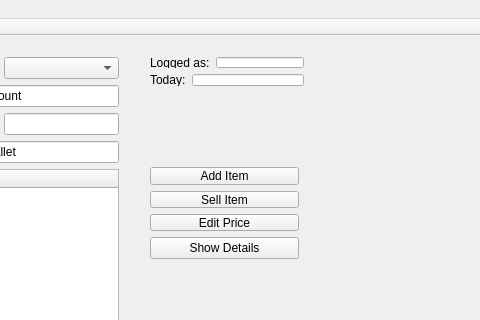
torrancee/gpwapp, file gpw_project/gpw_app/mainwindow.ui: the form before one commit; both pictures show x 141 to 621 and y 0 to 320 of the 1100 by 660 pixel window.
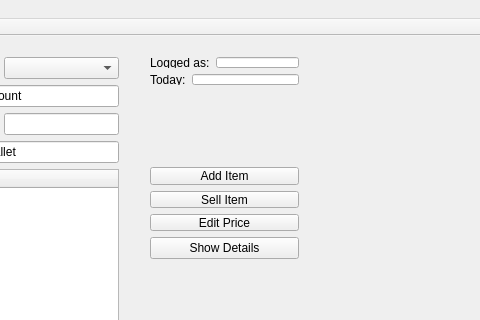
The form after the commit. Custom widgets are drawn as their Qt base class.

Commit message: [gpw::wpog] add item window improved with new labels

```diff
--- a/gpw_project/gpw_app/mainwindow.ui
+++ b/gpw_project/gpw_app/mainwindow.ui
@@ -322,8 +322,8 @@
      <rect>
       <x>280</x>
       <y>10</y>
-      <width>176</width>
-      <height>51</height>
+      <width>171</width>
+      <height>50</height>
      </rect>
     </property>
     <layout class="QFormLayout" name="formLayout">
```
The commit also changes 5 other files.
